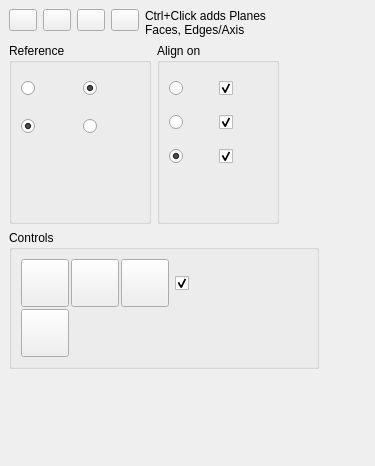
easyw/Manipulator, file Resources/ui/align-tool-docked-v2.1-highdpi.ui: the form before one commit.
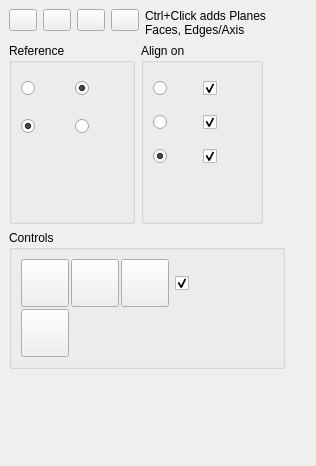
The form after the commit. Icons and pictures are not drawn.

Commit message: Aligner icon size fixed

The edit to the form file:
```diff
--- a/Resources/ui/align-tool-docked-v2.1-highdpi.ui
+++ b/Resources/ui/align-tool-docked-v2.1-highdpi.ui
@@ -6,7 +6,7 @@
    <rect>
     <x>0</x>
     <y>0</y>
-    <width>375</width>
+    <width>316</width>
     <height>466</height>
    </rect>
   </property>
@@ -42,7 +42,7 @@
             <widget class="QRadioButton" name="rbBBox">
              <property name="minimumSize">
               <size>
-               <width>56</width>
+               <width>48</width>
                <height>32</height>
               </size>
              </property>
@@ -75,7 +75,7 @@
             <widget class="QRadioButton" name="rbMass">
              <property name="minimumSize">
               <size>
-               <width>56</width>
+               <width>48</width>
                <height>32</height>
               </size>
              </property>
@@ -108,7 +108,7 @@
             <widget class="QRadioButton" name="rbNormal">
              <property name="minimumSize">
               <size>
-               <width>56</width>
+               <width>48</width>
                <height>32</height>
               </size>
              </property>
@@ -140,7 +140,7 @@
             <widget class="QRadioButton" name="rbNormal_Inv">
              <property name="minimumSize">
               <size>
-               <width>56</width>
+               <width>48</width>
                <height>32</height>
               </size>
              </property>
```
The commit also changes 1 other file.
